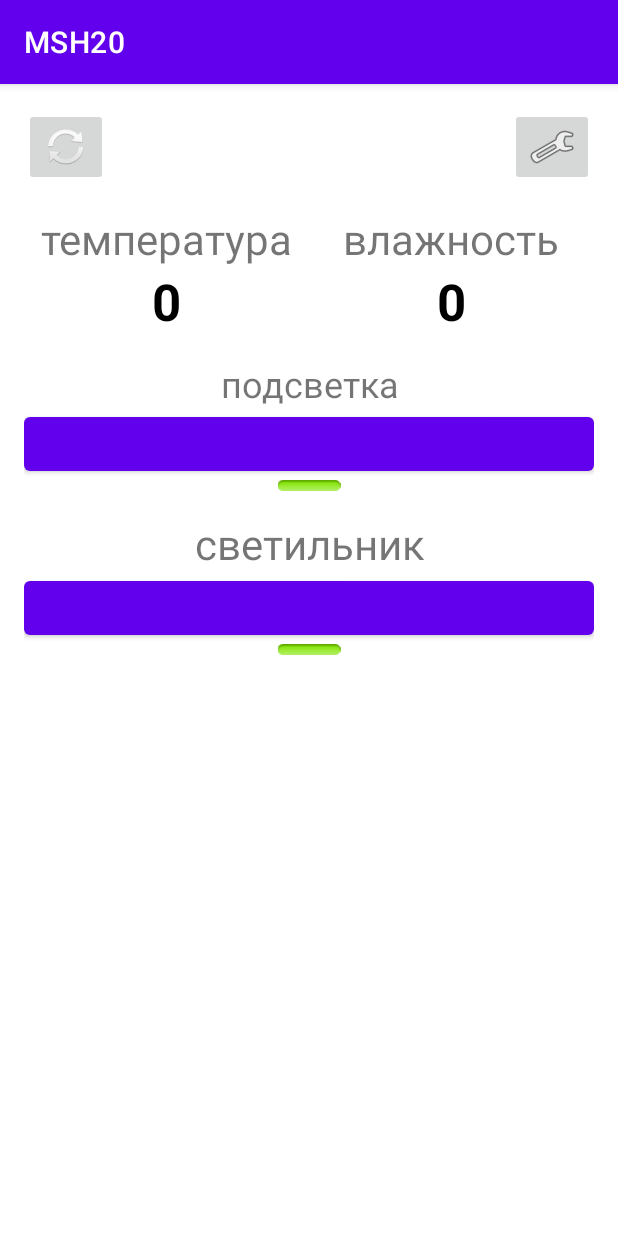
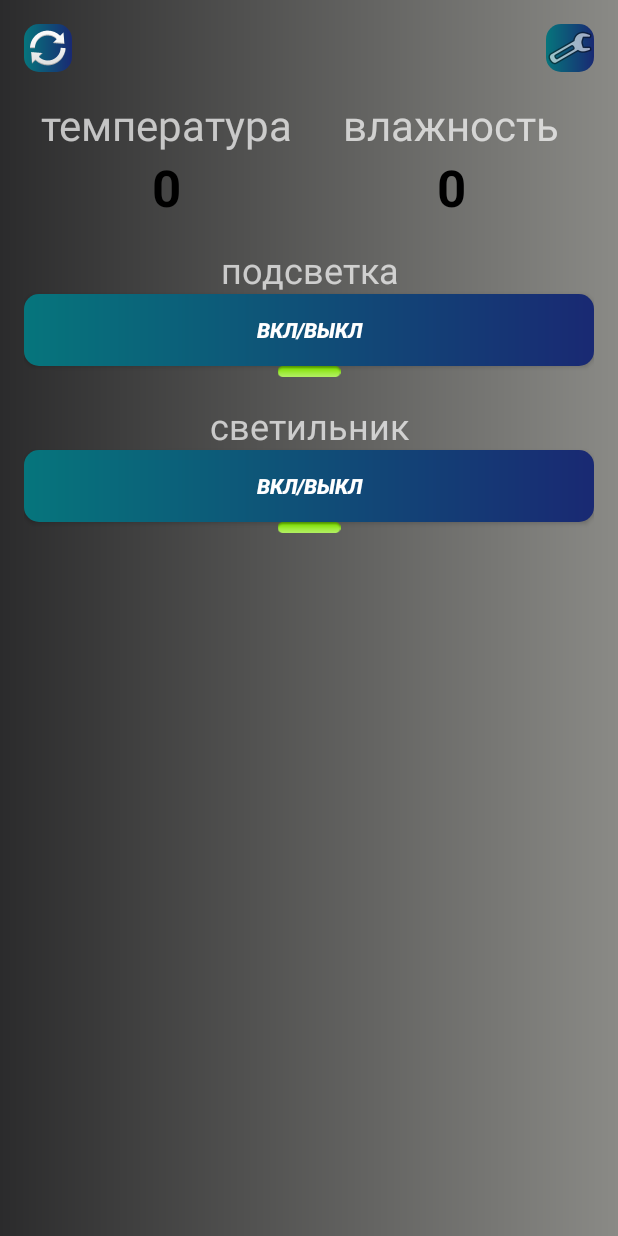
Before and after one commit to debugggger/msh, an Android app: the screen it shows after launch (MainActivity), on a phone screen of 412 x 824 dp. Run offline under Robolectric (Android 15) with nearby library versions, the phone set to English and light mode, and no system bars.

Commit message:
Change design

```diff
--- a/client/app/src/main/AndroidManifest.xml
+++ b/client/app/src/main/AndroidManifest.xml
@@ -9,7 +9,7 @@
         android:roundIcon="@mipmap/ic_launcher_round"
         android:supportsRtl="true"
         android:usesCleartextTraffic="true"
-        android:theme="@style/Theme.MSH20">
+        android:theme="@style/Theme.AppCompat.NoActionBar">
         <activity android:name=".SettingsActivity" />
         <activity android:name=".MainActivity">
             <intent-filter>
--- a/client/app/src/main/java/com/debugger/msh20/MainActivity.java
+++ b/client/app/src/main/java/com/debugger/msh20/MainActivity.java
@@ -7,6 +7,7 @@ import android.content.SharedPreferences;
 import android.os.Bundle;
 import android.os.Handler;
 import android.view.View;
+import android.view.WindowManager;
 import android.widget.Button;
 import android.widget.ImageButton;
 import android.widget.TextView;
@@ -36,6 +37,8 @@ public class MainActivity extends AppCompatActivity implements View.OnClickListe
   @Override
   protected void onCreate(Bundle savedInstanceState) {
     super.onCreate(savedInstanceState);
+    getWindow().setFlags(WindowManager.LayoutParams.FLAG_FULLSCREEN,
+        WindowManager.LayoutParams.FLAG_FULLSCREEN);
     setContentView(R.layout.activity_main);
 
     pref = getSharedPreferences("IP_Pref", MODE_PRIVATE);
--- a/client/app/src/main/java/com/debugger/msh20/SettingsActivity.java
+++ b/client/app/src/main/java/com/debugger/msh20/SettingsActivity.java
@@ -3,6 +3,7 @@ package com.debugger.msh20;
 import android.content.SharedPreferences;
 import android.os.Bundle;
 import android.view.View;
+import android.view.WindowManager;
 import android.widget.Button;
 import android.widget.EditText;
 
@@ -17,6 +18,8 @@ public class SettingsActivity extends AppCompatActivity {
   @Override
   protected void onCreate(Bundle savedInstanceState) {
     super.onCreate(savedInstanceState);
+    getWindow().setFlags(WindowManager.LayoutParams.FLAG_FULLSCREEN,
+        WindowManager.LayoutParams.FLAG_FULLSCREEN);
     setContentView(R.layout.activity_settings);
     pref = getSharedPreferences("IP_Pref", MODE_PRIVATE);
     saveIpButton = (Button) findViewById(R.id.bSaveIP);
--- /dev/null
+++ b/client/app/src/main/res/drawable/gradient_black.xml
@@ -0,0 +1,8 @@
+<?xml version="1.0" encoding="utf-8"?>
+<shape xmlns:android="http://schemas.android.com/apk/res/android">
+    <!--  Gradient Bg for listrow -->
+    <gradient
+        android:startColor="#2B2B2C"
+        android:endColor="#8A8A86" />
+
+</shape>
--- /dev/null
+++ b/client/app/src/main/res/drawable/gradient_blue.xml
@@ -0,0 +1,12 @@
+<?xml version="1.0" encoding="utf-8"?>
+<shape xmlns:android="http://schemas.android.com/apk/res/android">
+    <!--  Gradient Bg for listrow -->
+    <gradient
+        android:startColor="#06757C"
+        android:endColor="#192973" />
+    <corners
+        android:bottomRightRadius="10dp"
+        android:bottomLeftRadius="10dp"
+        android:topLeftRadius="10dp"
+        android:topRightRadius="10dp"/>
+</shape>
--- a/client/app/src/main/res/layout/activity_main.xml
+++ b/client/app/src/main/res/layout/activity_main.xml
@@ -3,7 +3,8 @@
     xmlns:app="http://schemas.android.com/apk/res-auto"
     xmlns:tools="http://schemas.android.com/tools"
     android:layout_width="match_parent"
-    android:layout_height="wrap_content"
+    android:layout_height="match_parent"
+    android:background="@drawable/gradient_black"
     tools:context=".MainActivity">
 
     <ImageButton
@@ -12,6 +13,7 @@
         android:layout_height="wrap_content"
         android:layout_marginTop="16dp"
         android:layout_marginEnd="16dp"
+        android:background="@drawable/gradient_blue"
         android:onClick="onClick"
         app:layout_constraintEnd_toEndOf="parent"
         app:layout_constraintTop_toTopOf="parent"
@@ -40,7 +42,10 @@
         <Button
             android:id="@+id/bIllumination"
             android:layout_width="match_parent"
-            android:layout_height="wrap_content" />
+            android:layout_height="wrap_content"
+            android:background="@drawable/gradient_blue"
+            android:text="вкл/выкл"
+            android:textStyle="bold|italic" />
 
         <ImageView
             android:id="@+id/imIllumination"
@@ -51,7 +56,7 @@
 
     <LinearLayout
         android:layout_width="match_parent"
-        android:layout_height="match_parent"
+        android:layout_height="wrap_content"
         android:layout_marginStart="16dp"
         android:layout_marginTop="16dp"
         android:layout_marginEnd="16dp"
@@ -66,12 +71,15 @@
             android:layout_height="wrap_content"
             android:gravity="center"
             android:text="светильник"
-            android:textSize="28dp" />
+            android:textSize="24sp" />
 
         <Button
             android:id="@+id/bLamp"
             android:layout_width="match_parent"
-            android:layout_height="wrap_content" />
+            android:layout_height="wrap_content"
+            android:background="@drawable/gradient_blue"
+            android:text="вкл/выкл"
+            android:textStyle="bold|italic" />
 
         <ImageView
             android:id="@+id/imLamp"
@@ -155,6 +163,7 @@
         android:layout_height="wrap_content"
         android:layout_marginStart="16dp"
         android:layout_marginTop="16dp"
+        android:background="@drawable/gradient_blue"
         app:layout_constraintStart_toStartOf="parent"
         app:layout_constraintTop_toTopOf="parent"
         app:srcCompat="@android:drawable/ic_popup_sync" />
--- a/client/app/src/main/res/layout/activity_settings.xml
+++ b/client/app/src/main/res/layout/activity_settings.xml
@@ -2,6 +2,7 @@
 <androidx.constraintlayout.widget.ConstraintLayout xmlns:android="http://schemas.android.com/apk/res/android"
     xmlns:app="http://schemas.android.com/apk/res-auto"
     xmlns:tools="http://schemas.android.com/tools"
+    android:background="@drawable/gradient_black"
     android:layout_width="match_parent"
     android:layout_height="match_parent">
 
@@ -55,7 +56,9 @@
             android:layout_width="match_parent"
             android:layout_height="wrap_content"
             android:layout_marginTop="8dp"
-            android:text="сохранить" />
+            android:background="@drawable/gradient_blue"
+            android:text="сохранить"
+            app:cornerRadius="8dp" />
     </LinearLayout>
 
     <TextView
@@ -85,6 +88,7 @@
             android:layout_width="wrap_content"
             android:layout_height="wrap_content"
             android:layout_weight="1"
+            android:isScrollContainer="false"
             android:text="локальная сеть" />
     </LinearLayout>
 
--- a/client/app/src/main/res/values/strings.xml
+++ b/client/app/src/main/res/values/strings.xml
@@ -1,3 +1,3 @@
 <resources>
-    <string name="app_name">MSH20</string>
+    <string name="app_name">smart home</string>
 </resources>
--- a/client/app/src/main/res/values/themes.xml
+++ b/client/app/src/main/res/values/themes.xml
@@ -1,6 +1,6 @@
 <resources xmlns:tools="http://schemas.android.com/tools">
     <!-- Base application theme. -->
-    <style name="Theme.MSH20" parent="Theme.MaterialComponents.DayNight.DarkActionBar">
+    <style name="Theme.MSH20" parent="Theme.MaterialComponents.DayNight.NoActionBar">
         <!-- Primary brand color. -->
         <item name="colorPrimary">@color/purple_500</item>
         <item name="colorPrimaryVariant">@color/purple_700</item>
@@ -9,6 +9,8 @@
         <item name="colorSecondary">@color/teal_200</item>
         <item name="colorSecondaryVariant">@color/teal_700</item>
         <item name="colorOnSecondary">@color/black</item>
+        <item name="android:windowFullscreen">true</item>
+
         <!-- Status bar color. -->
         <item name="android:statusBarColor" tools:targetApi="l">?attr/colorPrimaryVariant</item>
         <!-- Customize your theme here. -->
```
